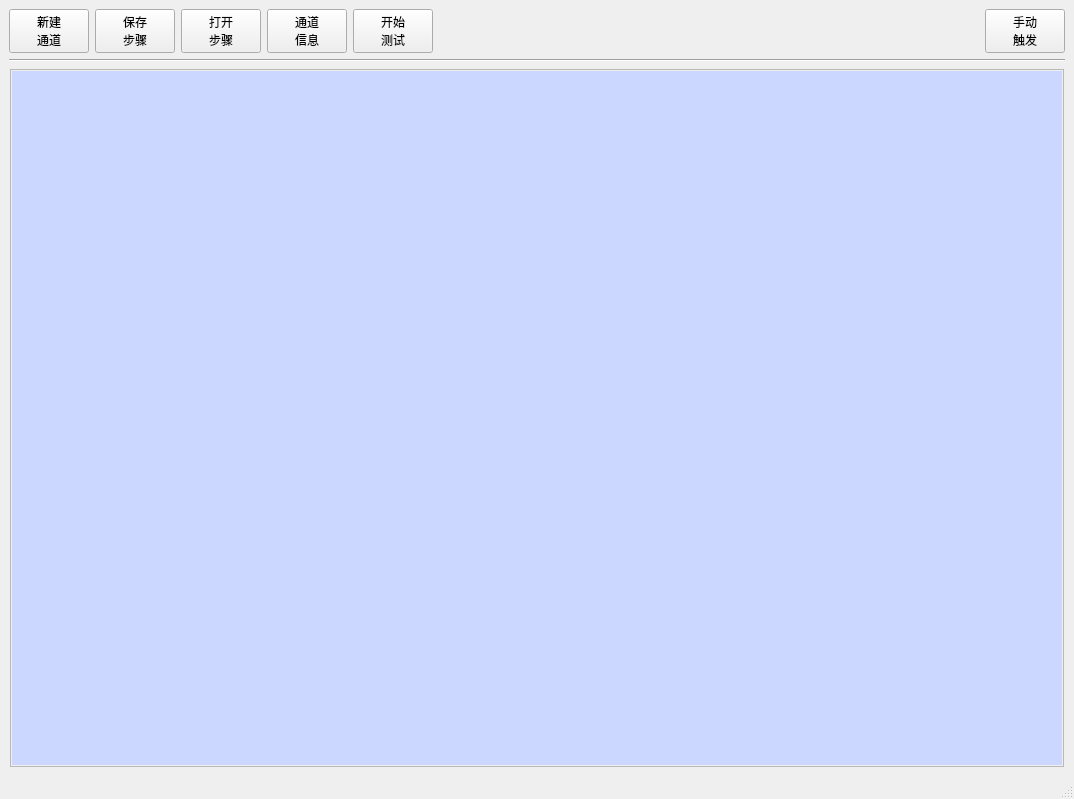
Before: the Qt Designer form UiFiles/clsMainTestWindow.ui in caicaiking/WKELightWave, drawn with Qt 5.
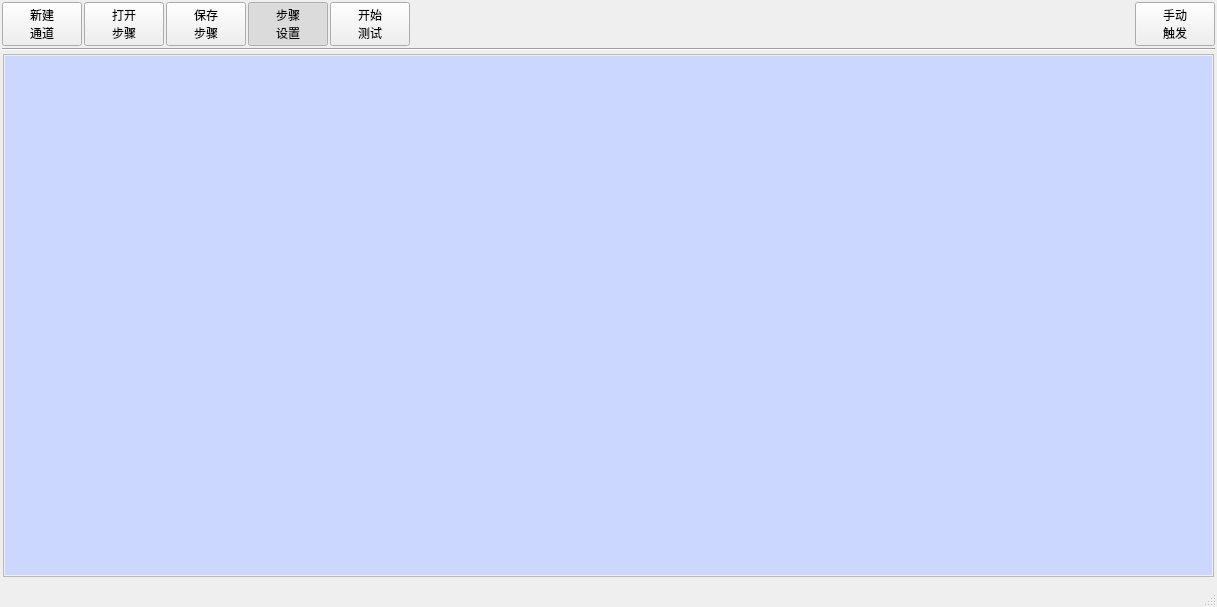
After: the same form once the commit is applied. Icons and pictures are not drawn.

Diff of the .ui file:
```diff
--- a/UiFiles/clsMainTestWindow.ui
+++ b/UiFiles/clsMainTestWindow.ui
@@ -6,8 +6,8 @@
    <rect>
     <x>0</x>
     <y>0</y>
-    <width>1074</width>
-    <height>799</height>
+    <width>1217</width>
+    <height>607</height>
    </rect>
   </property>
   <property name="windowTitle">
@@ -21,6 +21,21 @@
   </property>
   <widget class="QWidget" name="centralwidget">
    <layout class="QVBoxLayout" name="verticalLayout" stretch="0,0,10">
+    <property name="spacing">
+     <number>2</number>
+    </property>
+    <property name="leftMargin">
+     <number>2</number>
+    </property>
+    <property name="topMargin">
+     <number>2</number>
+    </property>
+    <property name="rightMargin">
+     <number>2</number>
+    </property>
+    <property name="bottomMargin">
+     <number>2</number>
+    </property>
     <item>
      <layout class="QHBoxLayout" name="horizontalLayout">
       <item>
@@ -44,27 +59,6 @@
         </property>
        </widget>
       </item>
-      <item>
-       <widget class="QPushButton" name="btnSaveSetup">
-        <property name="minimumSize">
-         <size>
-          <width>0</width>
-          <height>33</height>
-         </size>
-        </property>
-        <property name="styleSheet">
-         <string notr="true">font: 11pt &quot;楷体&quot;;</string>
-        </property>
-        <property name="text">
-         <string>保存
-步骤</string>
-        </property>
-        <property name="icon">
-         <iconset resource="../images/res.qrc">
-          <normaloff>:/stepSave.png</normaloff>:/stepSave.png</iconset>
-        </property>
-       </widget>
-      </item>
       <item>
        <widget class="QPushButton" name="btnOpenSetup">
         <property name="minimumSize">
@@ -86,6 +80,27 @@
         </property>
        </widget>
       </item>
+      <item>
+       <widget class="QPushButton" name="btnSaveSetup">
+        <property name="minimumSize">
+         <size>
+          <width>0</width>
+          <height>33</height>
+         </size>
+        </property>
+        <property name="styleSheet">
+         <string notr="true">font: 11pt &quot;楷体&quot;;</string>
+        </property>
+        <property name="text">
+         <string>保存
+步骤</string>
+        </property>
+        <property name="icon">
+         <iconset resource="../images/res.qrc">
+          <normaloff>:/stepSave.png</normaloff>:/stepSave.png</iconset>
+        </property>
+       </widget>
+      </item>
       <item>
        <widget class="QPushButton" name="btnSettings">
         <property name="minimumSize">
@@ -98,13 +113,22 @@
          <string notr="true">font: 11pt &quot;楷体&quot;;</string>
         </property>
         <property name="text">
-         <string>通道
-信息</string>
+         <string>步骤
+设置</string>
         </property>
         <property name="icon">
          <iconset resource="../images/res.qrc">
           <normaloff>:/chennal.png</normaloff>:/chennal.png</iconset>
         </property>
+        <property name="checkable">
+         <bool>true</bool>
+        </property>
+        <property name="checked">
+         <bool>true</bool>
+        </property>
+        <property name="autoExclusive">
+         <bool>true</bool>
+        </property>
        </widget>
       </item>
       <item>
@@ -126,6 +150,15 @@
          <iconset resource="../images/res.qrc">
           <normaloff>:/single.png</normaloff>:/single.png</iconset>
         </property>
+        <property name="checkable">
+         <bool>true</bool>
+        </property>
+        <property name="checked">
+         <bool>false</bool>
+        </property>
+        <property name="autoExclusive">
+         <bool>true</bool>
+        </property>
        </widget>
       </item>
       <item>
@@ -158,7 +191,16 @@
         </property>
         <property name="icon">
          <iconset resource="../images/res.qrc">
-          <normaloff>:/Stop3.ico</normaloff>:/Stop3.ico</iconset>
+          <normaloff>:/manualTrig.png</normaloff>:/manualTrig.png</iconset>
+        </property>
+        <property name="iconSize">
+         <size>
+          <width>20</width>
+          <height>20</height>
+         </size>
+        </property>
+        <property name="shortcut">
+         <string>Return</string>
         </property>
        </widget>
       </item>
@@ -199,8 +241,8 @@
            <rect>
             <x>0</x>
             <y>0</y>
-            <width>1052</width>
-            <height>675</height>
+            <width>1209</width>
+            <height>507</height>
            </rect>
           </property>
           <layout class="QVBoxLayout" name="verticalLayout_3">
@@ -247,7 +289,14 @@
     </rect>
    </property>
   </widget>
-  <widget class="QStatusBar" name="statusbar"/>
+  <widget class="QStatusBar" name="myStatusBar">
+   <property name="font">
+    <font>
+     <family>楷体</family>
+     <pointsize>11</pointsize>
+    </font>
+   </property>
+  </widget>
  </widget>
  <resources>
   <include location="../images/res.qrc"/>
```
Left out of the diff: 77 changed lines with no effect on the pictures.
